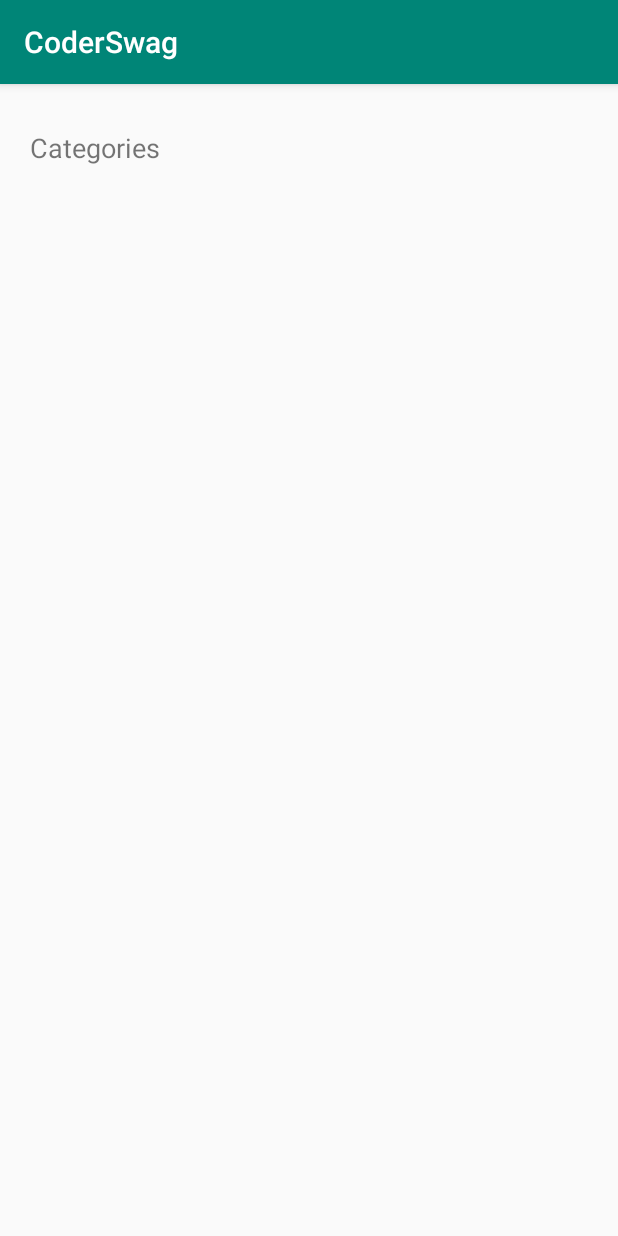
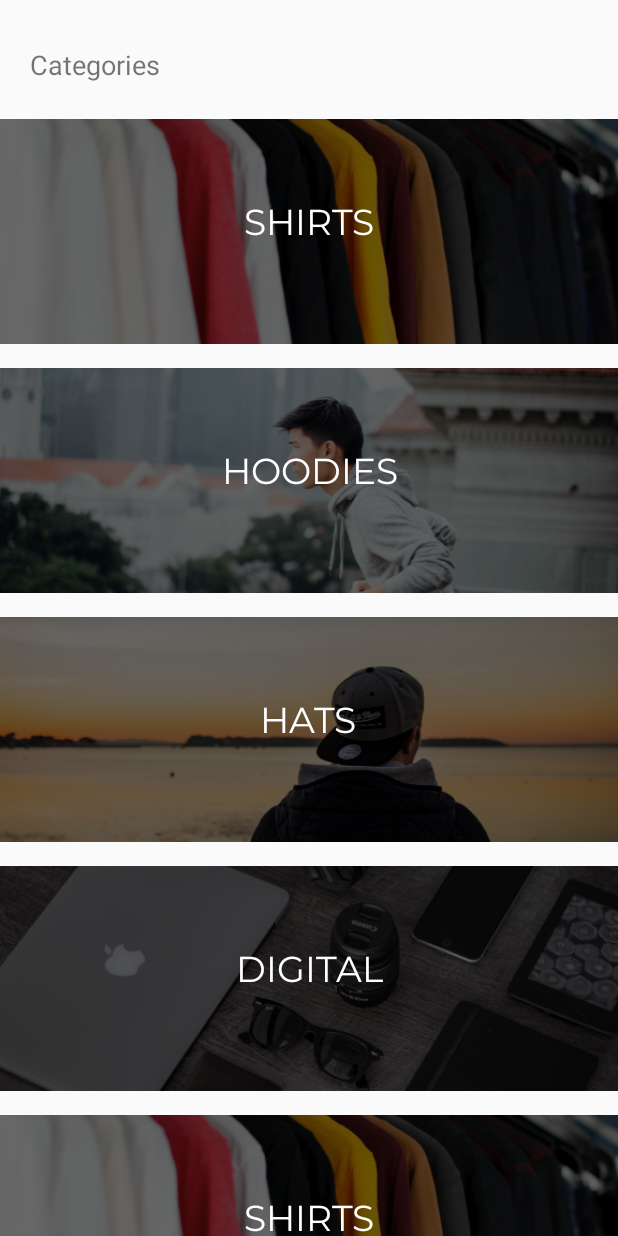
Before and after one commit to augustsenna/CoderSwag, an Android app: the screen it shows after launch (MainActivity), on a phone screen of 412 x 824 dp. Run offline under Robolectric (Android 15) with nearby library versions, the phone set to English and light mode, and no system bars.

Commit message:
lesson 02

```diff
--- a/app/src/main/AndroidManifest.xml
+++ b/app/src/main/AndroidManifest.xml
@@ -16,6 +16,7 @@
                 <category android:name="android.intent.category.LAUNCHER"/>
             </intent-filter>
         </activity>
+        <meta-data android:name="preloaded_fonts" android:resource="@array/preloaded_fonts"/>
     </application>
 
 </manifest>
--- /dev/null
+++ b/app/src/main/java/com/yoursperfectapps/coderswag/Adapters/CategoryAdapter.kt
@@ -0,0 +1,48 @@
+package com.yoursperfectapps.coderswag.Adapters
+
+import android.content.Context
+import android.view.LayoutInflater
+import android.view.View
+import android.view.ViewGroup
+import android.widget.BaseAdapter
+import android.widget.ImageView
+import android.widget.TextView
+import com.yoursperfectapps.coderswag.Model.Category
+import com.yoursperfectapps.coderswag.R
+
+class CategoryAdapter(context: Context, categories: List<Category>) : BaseAdapter(){
+
+    val context = context
+    val categories = categories
+
+    override fun getView(position: Int, convertView: View?, parent: ViewGroup?): View {
+        val categoryView: View
+
+        categoryView = LayoutInflater.from(context).inflate(R.layout.category_list_item, null)
+        val categoryImage : ImageView = categoryView.findViewById(R.id.categoryImage)
+        val categoryName : TextView = categoryView.findViewById(R.id.categoryName)
+        println("Heavy Computing")
+
+        val category = categories[position]
+
+        val resourceId = context.resources.getIdentifier(category.image, "drawable", context.packageName)
+        categoryImage.setImageResource(resourceId)
+        println(resourceId)
+        categoryName.text = category.title
+        return categoryView
+
+
+    }
+
+    override fun getItem(position: Int): Any {
+        return categories[position]
+    }
+
+    override fun getItemId(position: Int): Long {
+        return 0
+    }
+
+    override fun getCount(): Int {
+        return categories.count()
+    }
+}
--- a/app/src/main/java/com/yoursperfectapps/coderswag/Model/Category.kt
+++ b/app/src/main/java/com/yoursperfectapps/coderswag/Model/Category.kt
@@ -1,4 +1,8 @@
 package com.yoursperfectapps.coderswag.Model
 
-class Category {
+class Category(val title: String, val image: String) {
+    override fun toString(): String {
+        return title
+    }
+
 }
--- a/app/src/main/java/com/yoursperfectapps/coderswag/Model/Product.kt
+++ b/app/src/main/java/com/yoursperfectapps/coderswag/Model/Product.kt
@@ -1,4 +1,3 @@
 package com.yoursperfectapps.coderswag.Model
 
-class Product {
-}
+class Product(val title: String, val price: String, val image: String)
--- a/app/src/main/java/com/yoursperfectapps/coderswag/Services/DataService.kt
+++ b/app/src/main/java/com/yoursperfectapps/coderswag/Services/DataService.kt
@@ -1,4 +1,41 @@
 package com.yoursperfectapps.coderswag.Services
 
+import com.yoursperfectapps.coderswag.Model.Category
+import com.yoursperfectapps.coderswag.Model.Product
+
 object DataService {
+
+    val categories = listOf(
+        Category("SHIRTS", "shirtimage"),
+        Category("HOODIES", "hoodieimage"),
+        Category("HATS", "hatimage"),
+        Category("DIGITAL", "digitalgoodsimage"),
+        Category("SHIRTS", "shirtimage"),
+        Category("HOODIES", "hoodieimage"),
+        Category("HATS", "hatimage"),
+        Category("DIGITAL", "digitalgoodsimage")
+
+    )
+
+    val hats = listOf(
+        Product("Devslopes Graphic Beanie", "$18", "hat01"),
+        Product("Devslopes Hat Black", "$20", "hat02"),
+        Product("Devslopes Hat White", "$18", "hat03"),
+        Product("Devslopes Hat Snapback", "$22", "hat04")
+    )
+
+    val hoodies = listOf(
+        Product("Devslopes Hoodie Gray", "$28", "hoodie01"),
+        Product("Devslopes Hoodie Red", "$32", "hoodie02"),
+        Product("Devslopes Gray Hoodie", "$28", "hoodie03"),
+        Product("Devslopes Black Hoodie", "$32", "hoodie04")
+    )
+
+    val shirts = listOf(
+        Product("Devslopes Shirt Black", "$18", "shirt01"),
+        Product("Devslopes Badge Light Gray", "$20", "shirt02"),
+        Product("Devslopes Logo Shirt Red", "$22", "shirt03"),
+        Product("Devslopes Hustle", "$22", "shirt04"),
+        Product("Kickflip Studios", "$18", "shirt05")
+    )
 }
--- a/app/src/main/res/layout/activity_main.xml
+++ b/app/src/main/res/layout/activity_main.xml
@@ -5,24 +5,32 @@
         xmlns:app="http://schemas.android.com/apk/res-auto"
         android:layout_width="match_parent"
         android:layout_height="match_parent"
-        tools:context=".Controller.MainActivity">
+        tools:context="Controller.MainActivity">
 
     <TextView
             android:layout_width="wrap_content"
             android:layout_height="wrap_content"
             android:text="@string/categories"
             app:layout_constraintLeft_toLeftOf="parent"
-            android:layout_marginLeft="20dp" android:textSize="18sp" android:id="@+id/textView"
-            android:layout_marginTop="16dp" app:layout_constraintTop_toTopOf="parent"
-            android:layout_marginBottom="8dp" app:layout_constraintBottom_toBottomOf="parent"
+            android:layout_marginLeft="20dp"
+            android:textSize="18sp"
+            android:id="@+id/textView"
+            android:layout_marginTop="16dp"
+            app:layout_constraintTop_toTopOf="parent"
+            android:layout_marginBottom="8dp"
+            app:layout_constraintBottom_toBottomOf="parent"
             app:layout_constraintVertical_bias="0.019"/>
     <ListView
-            android:layout_width="318dp"
-            android:layout_height="452dp" android:layout_marginTop="8dp"
-            app:layout_constraintTop_toBottomOf="@+id/textView" app:layout_constraintStart_toStartOf="parent"
-            android:layout_marginLeft="8dp" android:layout_marginStart="8dp" app:layout_constraintEnd_toEndOf="parent"
-            android:layout_marginEnd="8dp" android:layout_marginRight="8dp" android:layout_marginBottom="8dp"
-            app:layout_constraintBottom_toBottomOf="parent" android:id="@+id/categoryListView"
-            app:layout_constraintHorizontal_bias="0.493" app:layout_constraintVertical_bias="0.371"/>
+            android:divider="@null"
+            android:layout_width="0dp"
+            android:layout_height="0dp"
+            android:layout_marginTop="16dp"
+            app:layout_constraintTop_toBottomOf="@+id/textView"
+            app:layout_constraintStart_toStartOf="parent"
+            app:layout_constraintEnd_toEndOf="parent"
+            app:layout_constraintBottom_toBottomOf="parent"
+            android:id="@+id/categoryListView"
+            app:layout_constraintHorizontal_bias="0.493"
+            app:layout_constraintVertical_bias="0.371"/>
 
 </android.support.constraint.ConstraintLayout>
--- a/app/src/main/res/layout/category_list_item.xml
+++ b/app/src/main/res/layout/category_list_item.xml
@@ -1,26 +1,41 @@
 <?xml version="1.0" encoding="utf-8"?>
-<android.support.constraint.ConstraintLayout xmlns:android="http://schemas.android.com/apk/res/android"
-                                             xmlns:app="http://schemas.android.com/apk/res-auto"
-                                             xmlns:tools="http://schemas.android.com/tools" android:layout_width="match_parent"
-                                             android:layout_height="150dp">
+<android.support.constraint.ConstraintLayout
+        xmlns:android="http://schemas.android.com/apk/res/android"
+        xmlns:app="http://schemas.android.com/apk/res-auto"
+        xmlns:tools="http://schemas.android.com/tools"
+        android:layout_width="match_parent"
+        android:layout_height="150dp">
 
     <ImageView
+            android:id="@+id/categoryImage"
             android:layout_width="0dp"
             android:layout_height="150dp"
-            app:srcCompat="@drawable/hatimage"
-            android:id="@+id/imageView"
-            app:layout_constraintBottom_toBottomOf="parent"
+            app:layout_constraintTop_toBottomOf="parent"
+            app:layout_constraintEnd_toEndOf="parent"
             app:layout_constraintStart_toStartOf="parent"
             app:layout_constraintTop_toTopOf="parent"
-            app:layout_constraintEnd_toEndOf="parent"
-            tools:srcCompat="@drawable/hatimage" android:scaleType="centerCrop"/>
+            tools:srcCompat="@drawable/hatimage"
+            android:scaleType="centerCrop"
+            app:layout_constraintBottom_toBottomOf="parent"
+            android:layout_marginTop="8dp"
+            android:layout_marginBottom="8dp"
+            android:contentDescription="@string/category_image"/>
     <TextView
-            android:text="HATS"
+            android:text="@string/hats"
             android:layout_width="wrap_content"
             android:layout_height="wrap_content"
-            android:id="@+id/categoryName" app:layout_constraintStart_toStartOf="parent" android:layout_marginLeft="8dp"
-            android:layout_marginStart="8dp" android:layout_marginTop="8dp" app:layout_constraintTop_toTopOf="parent"
-            android:layout_marginBottom="8dp" app:layout_constraintBottom_toBottomOf="parent"
-            app:layout_constraintEnd_toEndOf="@+id/imageView" android:layout_marginEnd="8dp"
-            android:layout_marginRight="8dp" android:textSize="24sp" android:textColor="@android:color/white"/>
+            android:textAlignment="center"
+            android:id="@+id/categoryName"
+            android:textColor="@android:color/white"
+            android:fontFamily="@font/montserrat"
+            android:textSize="24sp"
+            android:layout_marginBottom="8dp"
+            app:layout_constraintBottom_toBottomOf="@+id/categoryImage"
+            app:layout_constraintEnd_toEndOf="@+id/categoryImage"
+            app:layout_constraintTop_toTopOf="parent"
+            app:layout_constraintVertical_bias="0.537"
+            android:layout_marginStart="8dp"
+            app:layout_constraintStart_toStartOf="@+id/categoryImage"
+            android:layout_marginLeft="8dp"
+            app:layout_constraintHorizontal_bias="0.488"/>
 </android.support.constraint.ConstraintLayout>
--- a/app/src/main/res/values/strings.xml
+++ b/app/src/main/res/values/strings.xml
@@ -1,4 +1,6 @@
 <resources>
     <string name="app_name">CoderSwag</string>
     <string name="categories">Categories</string>
+    <string name="category_image">categoryImage</string>
+    <string name="hats">HATS</string>
 </resources>
--- a/app/src/main/res/values/styles.xml
+++ b/app/src/main/res/values/styles.xml
@@ -1,7 +1,7 @@
 <resources>
 
     <!-- Base application theme. -->
-    <style name="AppTheme" parent="Theme.AppCompat.Light.DarkActionBar">
+    <style name="AppTheme" parent="Theme.AppCompat.Light.NoActionBar">
         <!-- Customize your theme here. -->
         <item name="colorPrimary">@color/colorPrimary</item>
         <item name="colorPrimaryDark">@color/colorPrimaryDark</item>
```
